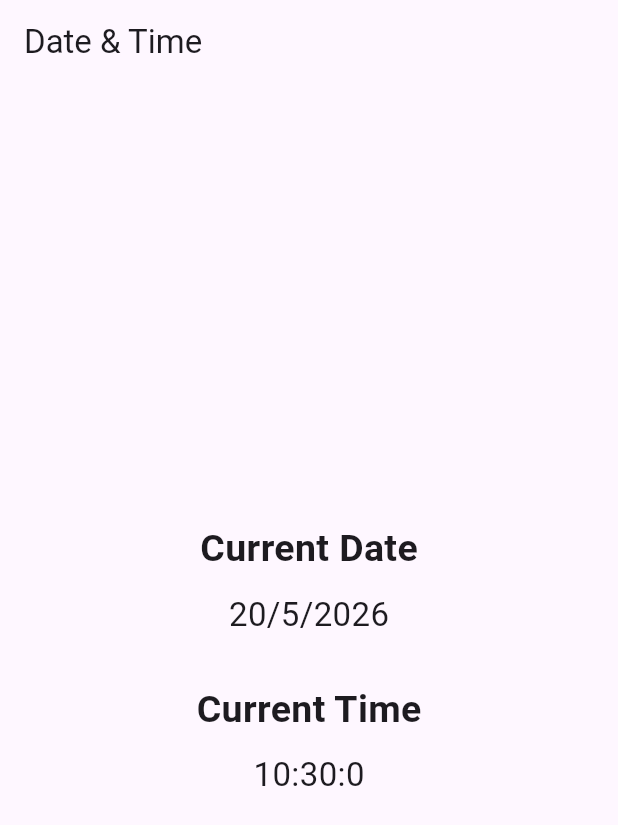
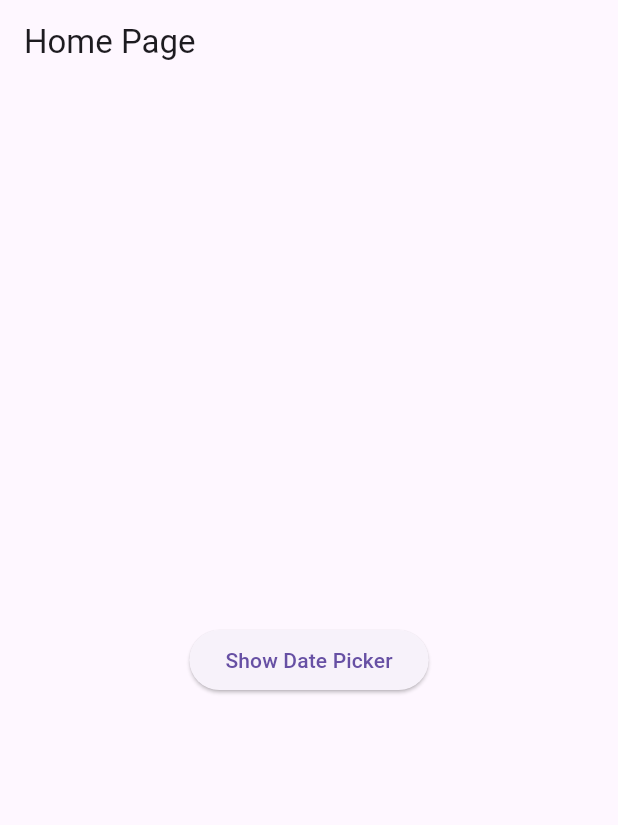
Before and after one commit to KodewithArun/Flutter-Complete-Learning---Arun, a Flutter app: the screen it shows after launch, on a phone screen of 412 x 824 dp. Shown: the top 825 px of the screen. Run offline on Flutter 3.47's test engine with Material 3 defaults, Android fonts, the phone set to English and light mode, and no system bars.

Commit message:
day 10: understand about the datepiker built in  function

```diff
--- a/lib/screens/home_page.dart
+++ b/lib/screens/home_page.dart
@@ -5,46 +5,30 @@ class HomePage extends StatelessWidget {
 
   @override
   Widget build(BuildContext context) {
-    DateTime now = DateTime.now();
     return Scaffold(
-      appBar: AppBar(title: Text("Date & Time")),
-
-      body: Center(
-        child: Column(
-          mainAxisAlignment: MainAxisAlignment.center,
-
-          children: [
-            Text(
-              "Current Date",
-
-              style: TextStyle(fontSize: 25, fontWeight: FontWeight.bold),
+      appBar: AppBar(title: Text('Home Page')),
+      //  make a date picker simple body
+      body: Builder(
+        builder: (context) {
+          return Center(
+            child: ElevatedButton(
+              onPressed: () async {
+                DateTime? dateTime = await showDatePicker(
+                  context: context,
+                  initialDate: DateTime.now(),
+                  firstDate: DateTime(2000),
+                  lastDate: DateTime(2100),
+                );
+                if (dateTime != null) {
+                  ScaffoldMessenger.of(context).showSnackBar(
+                    SnackBar(content: Text('Selected date: $dateTime')),
+                  );
+                }
+              },
+              child: Text('Show Date Picker'),
             ),
-
-            SizedBox(height: 10),
-
-            Text(
-              "${now.day}/${now.month}/${now.year}",
-
-              style: TextStyle(fontSize: 22),
-            ),
-
-            SizedBox(height: 30),
-
-            Text(
-              "Current Time",
-
-              style: TextStyle(fontSize: 25, fontWeight: FontWeight.bold),
-            ),
-
-            SizedBox(height: 10),
-
-            Text(
-              "${now.hour}:${now.minute}:${now.second}",
-
-              style: TextStyle(fontSize: 22),
-            ),
-          ],
-        ),
+          );
+        },
       ),
     );
   }
```
